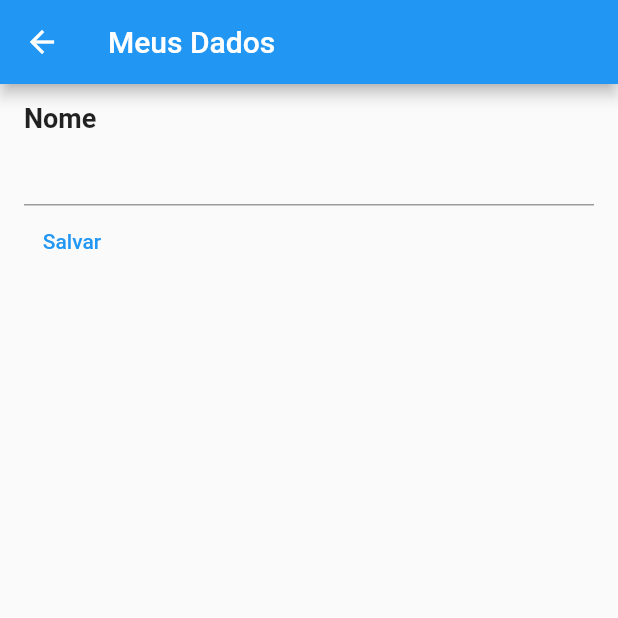
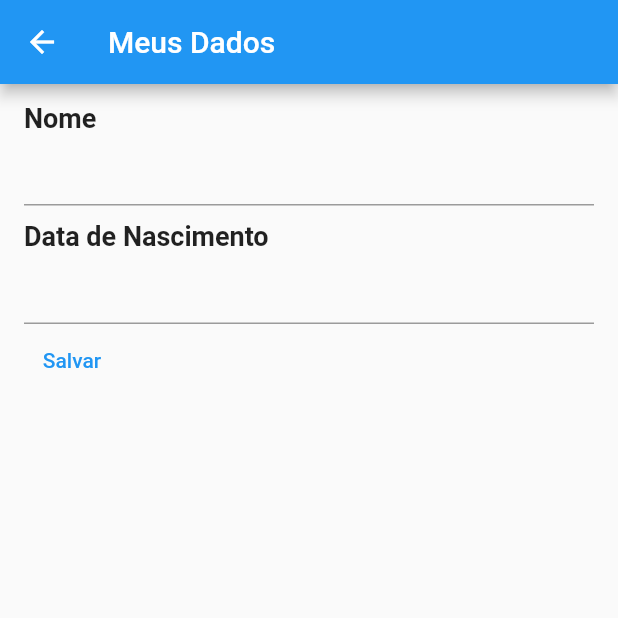
Before and after one commit to marcoamolinaro/FormacaoFlutterSpecialistDIO, a Flutter app: the DadosCadastraisPage screen opened directly, on a phone screen of 412 x 824 dp, the top half of it. Run offline on Flutter 3.47's test engine with Material 2 defaults, Android fonts, the phone set to English and light mode, and no system bars; our stand-ins replace cloud_firestore, firebase_analytics, firebase_core, firebase_crashlytics, firebase_messaging, firebase_remote_config and 3 more; missing offline and left inert: dart:ffi; accounts and stored records are empty; generated files the repository leaves out were written again; network calls fail.

Commit message:
Conhecendo DataPicker

```diff
--- a/trilhaapp/lib/pages/dados_cadastrais_page.dart
+++ b/trilhaapp/lib/pages/dados_cadastrais_page.dart
@@ -1,4 +1,5 @@
 import 'package:flutter/material.dart';
+import 'package:trilhaapp/shared/widgets/text_label.dart';
 
 class DadosCadastraisPage extends StatefulWidget {
   const DadosCadastraisPage({Key? key}) : super(key: key);
@@ -8,7 +9,9 @@ class DadosCadastraisPage extends StatefulWidget {
 }
 
 class _DadosCadastraisPageState extends State<DadosCadastraisPage> {
-  TextEditingController nomeController = TextEditingController(text: "");
+  var nomeController = TextEditingController(text: "");
+  var dataNascimentoController = TextEditingController(text: "");
+  DateTime? dataNascimento;
 
   @override
   Widget build(BuildContext context) {
@@ -19,16 +22,33 @@ class _DadosCadastraisPageState extends State<DadosCadastraisPage> {
         child: Column(
           crossAxisAlignment: CrossAxisAlignment.start,
           children: [
-            const Text(
-              "Nome",
-              style: TextStyle(fontSize: 18, fontWeight: FontWeight.w700),
-            ),
+            const TextLabel(texto: "Nome"),
             TextField(
               controller: nomeController,
+            ),
+            const SizedBox(
+              height: 10,
+            ),
+            const TextLabel(texto: "Data de Nascimento"),
+            TextField(
+              controller: dataNascimentoController,
+              readOnly: true,
+              onTap: () async {
+                var data = await showDatePicker(
+                    context: context,
+                    initialDate: DateTime(2000, 1, 1),
+                    firstDate: DateTime(1900, 5, 20),
+                    lastDate: DateTime(2023, 10, 23));
+                if (data != null) {
+                  dataNascimentoController.text = data.toString();
+                  dataNascimento = data;
+                }
+              },
             ),
             TextButton(
                 onPressed: () {
                   print(nomeController.text);
+                  print(dataNascimento);
                 },
                 child: const Text("Salvar"))
           ],
--- /dev/null
+++ b/trilhaapp/lib/shared/widgets/text_label.dart
@@ -0,0 +1,14 @@
+import 'package:flutter/material.dart';
+
+class TextLabel extends StatelessWidget {
+  final String texto;
+  const TextLabel({super.key, required this.texto});
+
+  @override
+  Widget build(BuildContext context) {
+    return Text(
+      texto,
+      style: const TextStyle(fontSize: 18, fontWeight: FontWeight.w700),
+    );
+  }
+}
```
